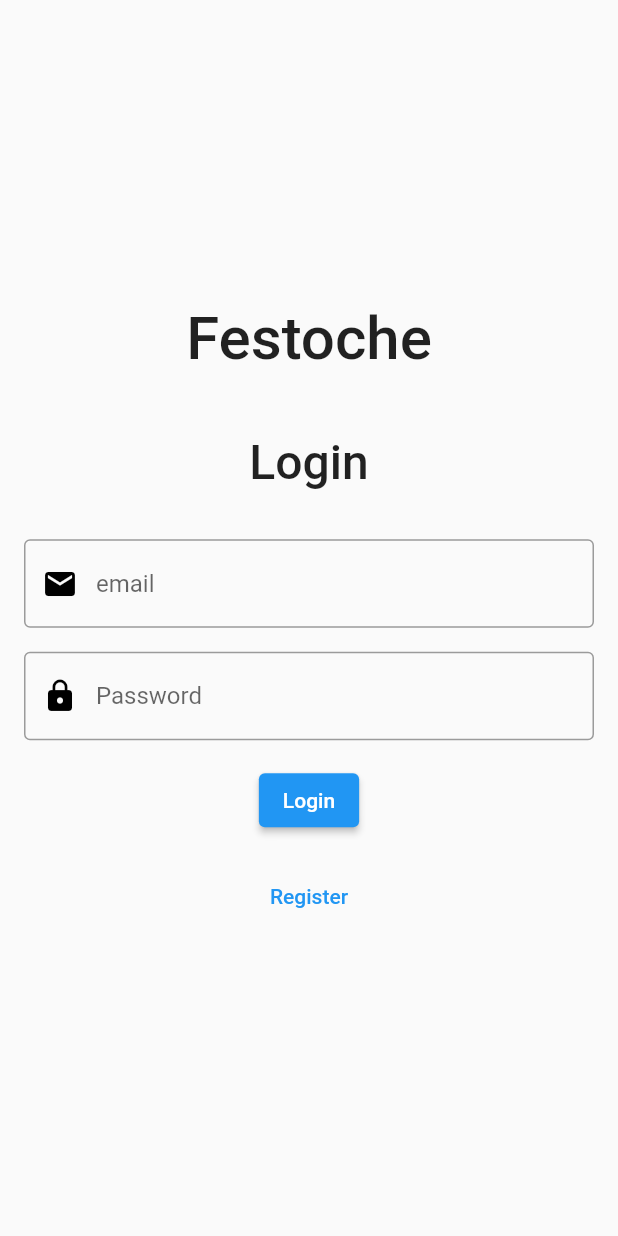
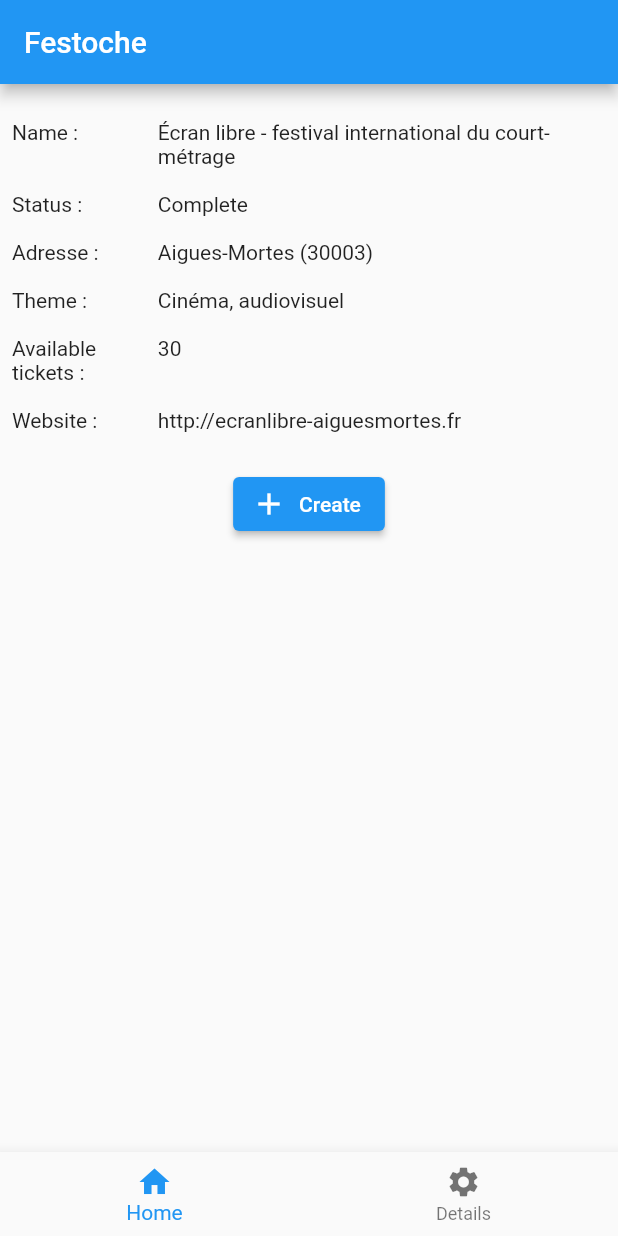
Before and after one commit to TheW1ll/Fest-Front, a Flutter app: the screen it shows after launch, on a phone screen of 412 x 824 dp. Run offline on Flutter 3.47's test engine with Material 2 defaults, Android fonts, the phone set to English and light mode, and no system bars; our stand-ins replace cloud_firestore, firebase_auth, firebase_core, go_router; accounts and stored records are empty.

Commit message:
details page & shellroute

```diff
--- /dev/null
+++ b/lib/details.dart
@@ -0,0 +1,93 @@
+import 'package:festival/models/event_status.dart';
+import 'package:festival/models/festival.dart';
+import 'package:flutter/material.dart';
+import 'package:go_router/go_router.dart';
+
+Festival f = Festival(
+    "FEST_30003_24",
+    EventStatus.COMPLETE,
+    "Écran libre - festival international du court-métrage",
+    "Aigues-Mortes",
+    "30003",
+    "Cinéma, audiovisuel",
+    "http://ecranlibre-aiguesmortes.fr",
+    "",
+    "ecranlibre.aiguesmortes@orange.fr",
+    30,
+    43.566091,
+    4.189267);
+
+class DetailsPage extends StatefulWidget {
+  const DetailsPage({
+    super.key,
+    required this.festival,
+  });
+
+  final Festival festival;
+
+  @override
+  State<StatefulWidget> createState() => _DetailPageSate();
+}
+
+class _DetailPageSate extends State<DetailsPage> {
+  TableRow row(String property, String value) {
+    return TableRow(children: [
+      Padding(
+        padding: const EdgeInsets.symmetric(vertical: 8),
+        child: Text(property),
+      ),
+      Padding(
+        padding: const EdgeInsets.symmetric(vertical: 8),
+        child: Text(value),
+      ),
+    ]);
+  }
+
+  @override
+  Widget build(BuildContext context) {
+    String? status;
+
+    switch (widget.festival.status) {
+      case EventStatus.COMPLETE:
+        status = "Complete";
+        break;
+      case EventStatus.LAST_TICKETS:
+        status = "Last Ticket";
+        break;
+      case EventStatus.OPEN_TICKETING:
+        status = "Open Ticketing";
+        break;
+      default:
+        status = "Unknown status";
+    }
+
+    return Padding(
+      padding: const EdgeInsets.symmetric(vertical: 16, horizontal: 8),
+      child: Column(children: [
+        Table(
+          defaultColumnWidth: const IntrinsicColumnWidth(),
+          children: [
+            row("Name : ", widget.festival.name),
+            row("Status : ", status),
+            row("Adresse : ",
+                "${widget.festival.city} (${widget.festival.postalCode})"),
+            row("Theme : ", widget.festival.majorField),
+            row("Available tickets : ",
+                widget.festival.availableTickets.toString()),
+            row("Website : ", widget.festival.webSite),
+          ],
+        ),
+        const SizedBox(height: 16),
+        ElevatedButton.icon(
+          onPressed: () {
+            context.goNamed('createFest');
+          },
+          icon: const Icon(Icons.add),
+          label: const Text(
+            "Create",
+          ),
+        ),
+      ]),
+    );
+  }
+}
--- a/lib/main.dart
+++ b/lib/main.dart
@@ -1,5 +1,7 @@
+import 'package:festival/details.dart';
 import 'package:festival/firebase_options.dart';
 import 'package:festival/login.dart';
+import 'package:festival/models/festival.dart';
 import 'package:festival/register.dart';
 import 'package:festival/services/auth.service.dart';
 import 'package:festival/services/user.service.dart';
@@ -15,22 +17,26 @@ void main() async {
   runApp(const MyApp());
 }
 
+Festival? festival;
+
 final GoRouter _router = GoRouter(
-  errorBuilder: errorPageBuilder,
+  errorBuilder: (context, state) => ErrorPage(state: state),
   redirect: (context, state) {
-    final isLoggedIn = UserService().isLoggedIn();
-    final isLoggingIn = state.location == '/login';
-    final isRegistering = state.location == '/register';
+    debugPrint(state.location.toString());
+    //   final isLoggedIn = UserService().isLoggedIn();
+    //   final isLoggingIn = state.location == '/login';
+    //   final isRegistering = state.location == '/register';
 
-    if (!isLoggedIn) {
-      return (!isRegistering && !isLoggedIn) ? '/login' : null;
-    } else if (isLoggingIn) {
-      return '/home';
-    }
-    return null;
+    //   if (!isLoggedIn) {
+    //     if (!isRegistering && !isLoggedIn) return '/login';
+    //   } else if (isLoggingIn) {
+    //     return '/home';
+    //   }
+
+    //   return null;
   },
   refreshListenable: UserService(),
-  routes: <GoRoute>[
+  routes: [
     GoRoute(
       name: 'login',
       path: '/login',
@@ -42,13 +48,60 @@ final GoRouter _router = GoRouter(
       builder: (context, state) => const RegisterPage(),
     ),
     GoRoute(
+      name: 'error',
+      path: '/error',
+      builder: (context, state) => ErrorPage(state: state),
+    ),
+    ShellRoute(
+        builder: ((context, state, child) => ScaffoldWithBottomNavBar(
+              tabs: const [
+                ScaffoldWithNavBarTabItem(
+                  initialLocation: '/home',
+                  icon: Icon(Icons.home),
+                  label: 'Home',
+                ),
+                ScaffoldWithNavBarTabItem(
+                  initialLocation: '/details/1',
+                  icon: Icon(Icons.settings),
+                  label: 'Details',
+                ),
+              ],
+              child: child,
+            )),
+        routes: [
+          GoRoute(
             name: 'home',
             path: '/home',
-      builder: (context, state) => const HomePage(),
-    )
+            pageBuilder: (context, state) => const NoTransitionPage(
+              child: HomePage(),
+            ),
+          ),
+          GoRoute(
+            redirect: (context, state) async {
+              debugPrint(state.location.toString());
+              String? uid = state.params['uid'];
+              if (uid != null) {
+                festival = await getFestival(uid);
+                if (festival != null) {
+                  return null;
+                }
+              }
+
+              return "/error?errormsg=Festival%20not%20found"; // Exception('Festival not found');
+            },
+            name: 'details',
+            path: '/details/:uid',
+            pageBuilder: (context, state) =>
+                NoTransitionPage(child: DetailsPage(festival: festival!)),
+          ),
+        ])
   ],
-  initialLocation: '/home',
+  initialLocation: '/details/FEST_01053_980',
 );
+
+Future<Festival?> getFestival(String uid) {
+  return Future.value(f);
+}
 
 class MyApp extends StatelessWidget {
   const MyApp({super.key});
@@ -66,19 +119,16 @@ class HomePage extends StatefulWidget {
   const HomePage({super.key});
 
   @override
-  State<StatefulWidget> createState() => _AppState();
+  State<StatefulWidget> createState() => _HomeState();
 }
 
-class _AppState extends State<HomePage> {
+class _HomeState extends State<HomePage> {
   String status = UserService().isLoggedIn() ? "Logged" : "Not logged";
 
   @override
   Widget build(BuildContext context) {
-    return Scaffold(
-        appBar: AppBar(
-          title: const Text('Festoche'),
-        ),
-        body: Column(
+    return Column(
+      crossAxisAlignment: CrossAxisAlignment.start,
       children: [
         const Text('APP'),
         Text(status),
@@ -93,16 +143,82 @@ class _AppState extends State<HomePage> {
             },
             child: const Text('Login'))
       ],
-        ));
+    );
   }
 }
 
-Widget errorPageBuilder(BuildContext context, GoRouterState state) {
-  return MaterialPage(
+class ErrorPage extends StatelessWidget {
+  const ErrorPage({super.key, required this.state});
+
+  final GoRouterState state;
+
+  @override
+  Widget build(BuildContext context) {
+    String errorMsg = (state.error != null)
+        ? state.error.toString()
+        : state.queryParams['errormsg'].toString();
+    return Scaffold(
       key: state.pageKey,
-      child: Scaffold(
       body: Center(
-          child: Text(state.error.toString()),
+        child: Text(errorMsg),
       ),
-      )) as Widget;
+    );
   }
+}
+
+class ScaffoldWithBottomNavBar extends StatefulWidget {
+  const ScaffoldWithBottomNavBar(
+      {Key? key, required this.child, required this.tabs})
+      : super(key: key);
+  final Widget child;
+  final List<ScaffoldWithNavBarTabItem> tabs;
+
+  @override
+  State<ScaffoldWithBottomNavBar> createState() =>
+      _ScaffoldWithBottomNavBarState();
+}
+
+class _ScaffoldWithBottomNavBarState extends State<ScaffoldWithBottomNavBar> {
+  // getter that computes the current index from the current location,
+  // using the helper method below
+  int get _currentIndex => _locationToTabIndex(GoRouter.of(context).location);
+
+  int _locationToTabIndex(String location) {
+    final index =
+        widget.tabs.indexWhere((t) => location.startsWith(t.initialLocation));
+    // if index not found (-1), return 0
+    return index < 0 ? 0 : index;
+  }
+
+  // callback used to navigate to the desired tab
+  void _onItemTapped(BuildContext context, int tabIndex) {
+    if (tabIndex != _currentIndex) {
+      // go to the initial location of the selected tab (by index)
+      context.go(widget.tabs[tabIndex].initialLocation);
+    }
+  }
+
+  @override
+  Widget build(BuildContext context) {
+    return Scaffold(
+      appBar: AppBar(
+        title: const Text('Festoche'),
+      ),
+      body: widget.child,
+      bottomNavigationBar: BottomNavigationBar(
+        currentIndex: _currentIndex,
+        items: widget.tabs,
+        onTap: (index) => _onItemTapped(context, index),
+      ),
+    );
+  }
+}
+
+class ScaffoldWithNavBarTabItem extends BottomNavigationBarItem {
+  const ScaffoldWithNavBarTabItem(
+      {required this.initialLocation, required Widget icon, String? label})
+      : super(icon: icon, label: label);
+
+  /// The initial location/path
+  final String initialLocation;
+}
```
Lines whose indentation alone changed are shown as unchanged.
